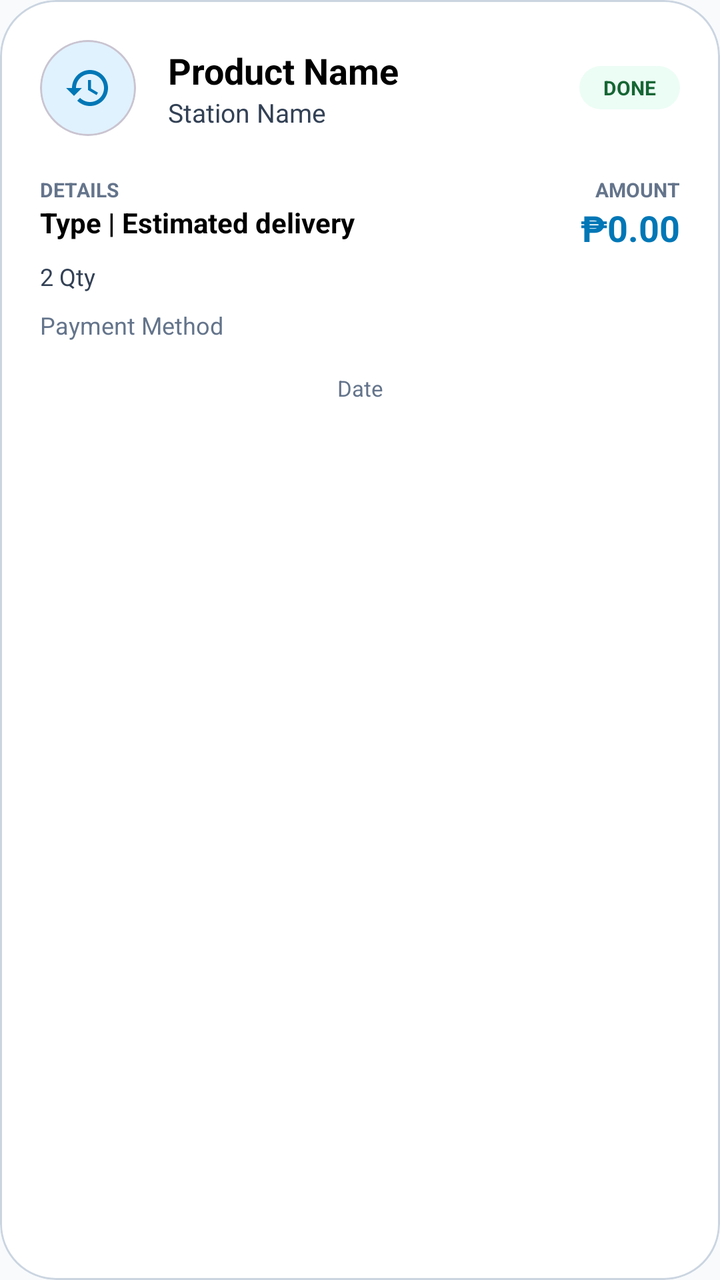
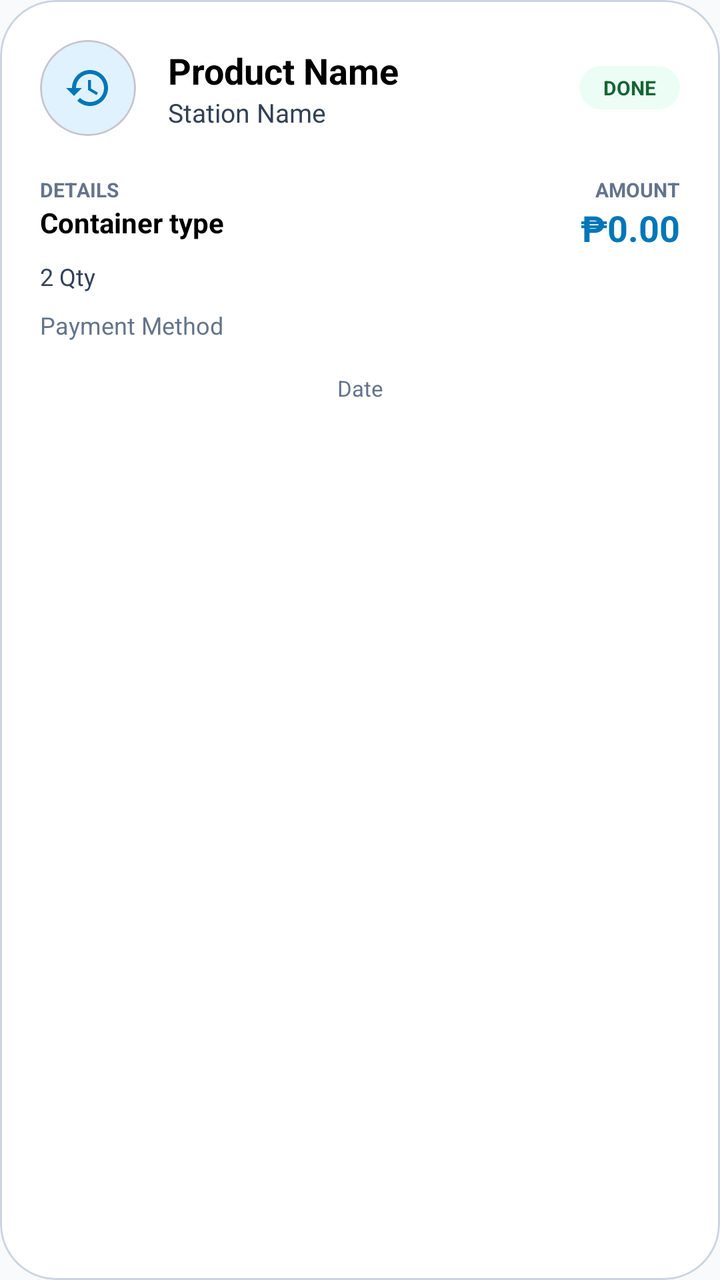

An Android layout rendered at two revisions. The XML below is the earlier revision; the diff shows what the commit changed to produce the second picture.
<!-- AndroidManifest.xml: application theme Theme.BeAqua -->
<!-- res/layout/item_history.xml -->
<?xml version="1.0" encoding="utf-8"?>
<com.google.android.material.card.MaterialCardView xmlns:android="http://schemas.android.com/apk/res/android"
    xmlns:app="http://schemas.android.com/apk/res-auto"
    android:layout_width="match_parent"
    android:layout_height="wrap_content"
    android:layout_marginHorizontal="16dp"
    android:layout_marginVertical="8dp"
    app:cardCornerRadius="28dp"
    app:cardElevation="0dp"
    app:strokeWidth="1dp"
    app:strokeColor="@color/divider"
    app:cardBackgroundColor="@color/white">

    <LinearLayout
        android:layout_width="match_parent"
        android:layout_height="wrap_content"
        android:orientation="vertical"
        android:padding="20dp">

        <LinearLayout
            android:layout_width="match_parent"
            android:layout_height="wrap_content"
            android:gravity="center_vertical"
            android:orientation="horizontal">

            <com.google.android.material.card.MaterialCardView
                android:layout_width="48dp"
                android:layout_height="48dp"
                app:cardBackgroundColor="@color/sky_blue_light"
                app:cardCornerRadius="100dp"
                app:cardElevation="0dp">
                <ImageView
                    android:id="@+id/ivHistoryIcon"
                    android:layout_width="match_parent"
                    android:layout_height="match_parent"
                    android:padding="12dp"
                    android:src="@drawable/ic_history"
                    app:tint="@color/primary" />
            </com.google.android.material.card.MaterialCardView>

            <LinearLayout
                android:layout_width="0dp"
                android:layout_height="wrap_content"
                android:layout_weight="1"
                android:layout_marginStart="16dp"
                android:orientation="vertical">

                <TextView
                    android:id="@+id/tvProductName"
                    android:layout_width="wrap_content"
                    android:layout_height="wrap_content"
                    android:text="Product Name"
                    android:textColor="@color/text_primary"
                    android:textSize="18sp"
                    android:textStyle="bold" />

                <TextView
                    android:id="@+id/tvStationOwner"
                    android:layout_width="wrap_content"
                    android:layout_height="wrap_content"
                    android:text="Station Name"
                    android:textColor="@color/text_secondary"
                    android:textSize="13sp" />
            </LinearLayout>

            <TextView
                android:id="@+id/tvStatus"
                android:layout_width="wrap_content"
                android:layout_height="wrap_content"
                android:background="@drawable/bg_pill_status"
                android:backgroundTint="@color/mint_soft"
                android:paddingHorizontal="12dp"
                android:paddingVertical="4dp"
                android:text="DONE"
                android:textColor="@color/success"
                android:textSize="10sp"
                android:textStyle="bold" />
        </LinearLayout>

        <LinearLayout
            android:layout_width="match_parent"
            android:layout_height="wrap_content"
            android:layout_marginTop="20dp"
            android:orientation="horizontal">

            <LinearLayout
                android:layout_width="0dp"
                android:layout_height="wrap_content"
                android:layout_weight="1"
                android:orientation="vertical">
                <TextView
                    android:layout_width="wrap_content"
                    android:layout_height="wrap_content"
                    android:text="DETAILS"
                    android:textColor="@color/text_hint"
                    android:textSize="10sp"
                    android:textStyle="bold" />
                <TextView
                    android:id="@+id/tvOrderDetails"
                    android:layout_width="wrap_content"
                    android:layout_height="wrap_content"
                    android:text="Type | Estimated delivery"
                    android:textColor="@color/text_primary"
                    android:textSize="14sp"
                    android:textStyle="bold" />
            </LinearLayout>

            <LinearLayout
                android:layout_width="wrap_content"
                android:layout_height="wrap_content"
                android:gravity="end"
                android:orientation="vertical">
                <TextView
                    android:layout_width="wrap_content"
                    android:layout_height="wrap_content"
                    android:text="AMOUNT"
                    android:textColor="@color/text_hint"
                    android:textSize="10sp"
                    android:textStyle="bold" />
                <TextView
                    android:id="@+id/tvTotalPrice"
                    android:layout_width="wrap_content"
                    android:layout_height="wrap_content"
                    android:text="₱0.00"
                    android:textColor="@color/primary"
                    android:textSize="18sp"
                    android:textStyle="bold" />
            </LinearLayout>
        </LinearLayout>

        <TextView
            android:id="@+id/tvQuantity"
            android:layout_width="wrap_content"
            android:layout_height="wrap_content"
            android:layout_marginTop="4dp"
            android:text="2 Qty"
            android:textColor="@color/text_secondary"
            android:textSize="12sp" />

        <TextView
            android:id="@+id/tvPaymentMethod"
            android:layout_width="match_parent"
            android:layout_height="wrap_content"
            android:layout_marginTop="8dp"
            android:text="Payment Method"
            android:textColor="@color/text_hint"
            android:textSize="12sp" />

        <LinearLayout
            android:id="@+id/layoutCustomerInfo"
            android:layout_width="match_parent"
            android:layout_height="wrap_content"
            android:layout_marginTop="12dp"
            android:padding="12dp"
            android:background="@drawable/bg_pill_status"
            android:backgroundTint="@color/gray_light"
            android:visibility="gone">
            <TextView
                android:id="@+id/tvCustomerInfo"
                android:layout_width="wrap_content"
                android:layout_height="wrap_content"
                android:text="Customer: Name"
                android:textColor="@color/text_secondary"
                android:textSize="12sp" />
        </LinearLayout>

        <com.google.android.material.button.MaterialButton
            android:id="@+id/btnRateOrder"
            style="@style/Widget.Material3.Button.TonalButton"
            android:layout_width="match_parent"
            android:layout_height="52dp"
            android:layout_marginTop="16dp"
            android:text="Rate your experience"
            android:textAllCaps="false"
            android:visibility="gone"
            app:cornerRadius="16dp" />

        <com.google.android.material.button.MaterialButton
            android:id="@+id/btnPrintReceipt"
            style="@style/Widget.Material3.Button.TextButton"
            android:layout_width="match_parent"
            android:layout_height="48dp"
            android:text="Download Receipt"
            android:textAllCaps="false"
            android:textColor="@color/primary"
            android:visibility="gone" />

        <TextView
            android:id="@+id/tvAlreadyRated"
            android:layout_width="match_parent"
            android:layout_height="wrap_content"
            android:layout_marginTop="16dp"
            android:text="✓ Feedback shared"
            android:textColor="@color/success"
            android:textSize="12sp"
            android:textStyle="bold"
            android:gravity="center"
            android:visibility="gone"/>

        <TextView
            android:id="@+id/tvOrderDate"
            android:layout_width="match_parent"
            android:layout_height="wrap_content"
            android:layout_marginTop="16dp"
            android:text="Date"
            android:textColor="@color/text_hint"
            android:textSize="11sp"
            android:gravity="center" />

    </LinearLayout>
</com.google.android.material.card.MaterialCardView>
<!-- resources referenced by this layout -->
<resources>
  <color name="divider">#CBD5E1</color>
  <color name="gray_light">#F1F5F9</color>
  <color name="mint_soft">#ECFDF5</color>
  <color name="primary">#0077B6</color>
  <color name="sky_blue_light">#E0F2FE</color>
  <color name="success">#166534</color>
  <color name="text_hint">#64748B</color>
  <color name="text_primary">#000000</color>
  <color name="text_secondary">#334155</color>
  <color name="white">#FFFFFF</color>
  <!-- drawable bg_pill_status (drawable) -->
  <?xml version="1.0" encoding="utf-8"?>
  <shape xmlns:android="http://schemas.android.com/apk/res/android"
      android:shape="rectangle">
      <corners android:radius="100dp" />
      <solid android:color="@color/gray_light" />
  </shape>
  <!-- drawable ic_history (drawable) -->
  <vector xmlns:android="http://schemas.android.com/apk/res/android"
      android:width="24dp"
      android:height="24dp"
      android:viewportWidth="24"
      android:viewportHeight="24">
      <path
          android:fillColor="#FF000000"
          android:pathData="M13,3c-4.97,0 -9,4.03 -9,9L1,12l3.89,3.89 0.07,0.14L9,12L6,12c0,-3.87 3.13,-7 7,-7s7,3.13 7,7 -3.13,7 -7,7c-1.93,0 -3.68,-0.79 -4.94,-2.06l-1.42,1.42C8.27,19.99 10.51,21 13,21c4.97,0 9,-4.03 9,-9s-4.03,-9 -9,-9zM12,8v5l4.28,2.54 0.72,-1.21 -3.5,-2.08L13.5,8L12,8z"/>
  </vector>
  <style name="Theme.BeAqua" parent="Base.Theme.BeAqua" />
  <color name="secondary">#0096C7</color>
  <color name="accent">#48CAE4</color>
  <color name="background">#F8FAFC</color>
  <style name="AppButton" parent="Widget.Material3.Button">
          <item name="android:insetTop">0dp</item>
          <item name="android:insetBottom">0dp</item>
          <item name="android:textAllCaps">false</item>
          <item name="android:letterSpacing">0.02</item>
          <item name="android:paddingVertical">12dp</item>
          <item name="cornerRadius">12dp</item>
          <item name="backgroundTint">@color/primary</item>
          <item name="android:textColor">@color/white</item>
      </style>
  <style name="AppTextInputLayout" parent="Widget.Material3.TextInputLayout.OutlinedBox">
          <item name="boxCornerRadiusTopStart">12dp</item>
          <item name="boxCornerRadiusTopEnd">12dp</item>
          <item name="boxCornerRadiusBottomStart">12dp</item>
          <item name="boxCornerRadiusBottomEnd">12dp</item>
          <item name="boxStrokeColor">@color/primary</item>
          <item name="hintTextColor">@color/text_secondary</item>
          <item name="android:textColorHint">@color/text_hint</item>
          <item name="boxBackgroundColor">@color/white</item>
      </style>
  <!-- unchanged entries left out for length: 1 -->
</resources>

<!-- the commit's change to res/layout/item_history.xml (unified diff, before → after) -->
@@ -99,7 +99,7 @@
                     android:id="@+id/tvOrderDetails"
                     android:layout_width="wrap_content"
                     android:layout_height="wrap_content"
-                    android:text="Type | Estimated delivery"
+                    android:text="Container type"
                     android:textColor="@color/text_primary"
                     android:textSize="14sp"
                     android:textStyle="bold" />
<!-- resource entries referenced after the edit -->
@@ -36,7 +36,8 @@
           <item name="android:insetBottom">0dp</item>
           <item name="android:textAllCaps">false</item>
           <item name="android:letterSpacing">0.02</item>
-          <item name="android:paddingVertical">12dp</item>
+          <item name="android:paddingTop">12dp</item>
+          <item name="android:paddingBottom">12dp</item>
           <item name="cornerRadius">12dp</item>
           <item name="backgroundTint">@color/primary</item>
           <item name="android:textColor">@color/white</item>
